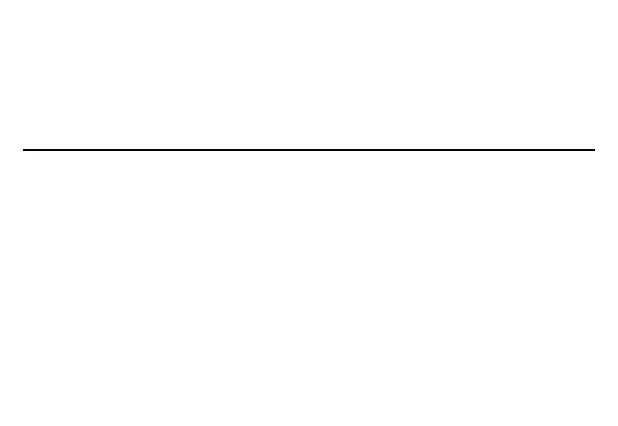
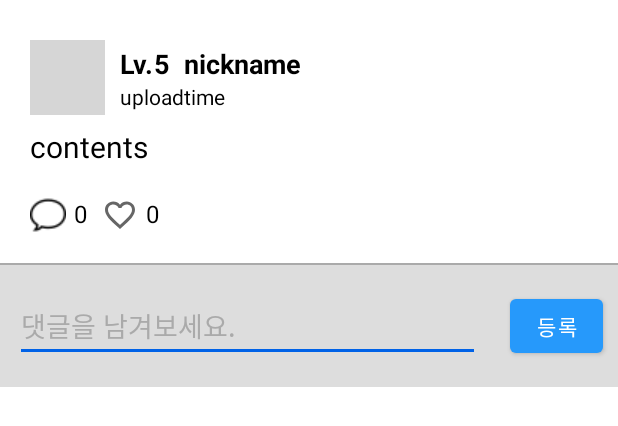
Before and after one commit to DW-K/A.S.K.-AnalysisStock-, an Android app: the layout activity_postview.xml on its own in the app's theme, with its tools: preview values and no code run, on a phone screen of 412 x 824 dp. Shown: the top 426 px of the screen. Run offline under Robolectric (Android 15) with nearby library versions, the phone set to English and light mode, and no system bars; grey boxes are pictures that could not be loaded.

Commit message:
Edit activity_postview.xml
- 레이아웃 전체적으로 수정
- 하단에 댓글 editText 추가

```diff
--- a/ask/app/src/main/java/com/gachon/ask/community/PostViewActivity.java
+++ b/ask/app/src/main/java/com/gachon/ask/community/PostViewActivity.java
@@ -58,9 +58,9 @@ public class PostViewActivity extends AppCompatActivity {
 
 
 //        TextView title = (TextView) findViewById(R.id.title);
-        TextView nickname = (TextView) findViewById(R.id.nickname);
-        TextView created_at = (TextView) findViewById(R.id.created_At);
-        TextView contents = (TextView) findViewById(R.id.contents);
+        TextView nickname = (TextView) findViewById(R.id.tv_nickname);
+        TextView created_at = (TextView) findViewById(R.id.tv_created_At);
+        TextView contents = (TextView) findViewById(R.id.tv_contents);
 
 
         DocumentReference docRef = db.collection("Posts").document(posts_id);
--- a/ask/app/src/main/res/layout/activity_login.xml
+++ b/ask/app/src/main/res/layout/activity_login.xml
@@ -24,6 +24,7 @@
         android:layout_gravity="center"
         android:textSize="13sp"
         android:textAlignment="center"
+        android:privateImeOptions="defaultInputmode=english"
         android:background="@drawable/edit_round"
         android:inputType="textEmailAddress"
         android:hint="E-mail"
--- a/ask/app/src/main/res/layout/activity_postview.xml
+++ b/ask/app/src/main/res/layout/activity_postview.xml
@@ -1,107 +1,186 @@
 <?xml version="1.0" encoding="utf-8"?>
 <ScrollView xmlns:android="http://schemas.android.com/apk/res/android"
     android:layout_width="match_parent"
-    android:layout_height="match_parent">
+    android:layout_height="match_parent"
+    xmlns:app="http://schemas.android.com/apk/res-auto"
+    xmlns:tools="http://schemas.android.com/tools">
 
     <LinearLayout
-        android:layout_width="match_parent"
+        android:layout_width="wrap_content"
         android:layout_height="wrap_content"
-        android:layout_marginLeft="15dp"
-        android:layout_marginTop="15dp"
-        android:layout_marginRight="15dp"
-
         android:orientation="vertical">
-
 
         <LinearLayout
             android:layout_width="match_parent"
             android:layout_height="wrap_content"
-            android:layout_marginTop="20dp"
-            android:orientation="horizontal">
+            android:layout_margin="20dp"
+            android:layout_marginBottom="30dp"
+            android:orientation="vertical">
+
+            <LinearLayout
+                android:layout_width="match_parent"
+                android:layout_height="wrap_content"
+                android:orientation="horizontal">
+
+
+                <ImageView
+                    android:id="@+id/profile_image"
+                    android:layout_width="50dp"
+                    android:layout_height="50dp"
+
+                    android:layout_gravity="center"
+                    tools:srcCompat="@tools:sample/avatars" />
+
+
+                <LinearLayout
+                    android:layout_width="match_parent"
+                    android:layout_height="wrap_content"
+                    android:layout_margin="10dp"
+                    android:orientation="vertical">
+
+                    <LinearLayout
+                        android:layout_width="wrap_content"
+                        android:layout_height="wrap_content">
+
+                        <TextView
+                            android:id="@+id/tv_level"
+                            android:layout_width="wrap_content"
+                            android:layout_height="wrap_content"
+                            android:layout_gravity="center"
+                            android:text="@string/Lv."
+                            android:textColor="@color/black"
+                            android:textSize="18sp"
+                            android:textStyle="bold" />
+
+                        <TextView
+                            android:id="@+id/level"
+                            android:layout_width="wrap_content"
+                            android:layout_height="wrap_content"
+                            android:layout_gravity="center"
+                            android:text="5"
+                            android:textColor="@color/black"
+                            android:textSize="18sp"
+                            android:textStyle="bold" />
+
+                        <TextView
+                            android:id="@+id/tv_nickname"
+                            android:layout_width="wrap_content"
+                            android:layout_height="wrap_content"
+                            android:layout_marginLeft="10dp"
+                            android:text="nickname"
+                            android:textColor="@color/black"
+                            android:textSize="18sp"
+                            android:textStyle="bold" />
+                    </LinearLayout>
+
+
+                    <TextView
+                        android:id="@+id/tv_created_At"
+                        android:layout_width="wrap_content"
+                        android:layout_height="wrap_content"
+                        android:layout_weight="1"
+                        android:gravity="right"
+                        android:text="uploadtime"
+                        android:textColor="@color/black"
+                        android:textSize="14sp" />
+
+
+                </LinearLayout>
+            </LinearLayout>
+
+
+            <TextView
+                android:id="@+id/tv_contents"
+                android:layout_width="match_parent"
+                android:layout_height="wrap_content"
+                android:text="contents"
+                android:textColor="@color/black"
+                android:textSize="20sp" />
 
 
             <LinearLayout
-                android:layout_width="200dp"
+                android:layout_width="match_parent"
                 android:layout_height="wrap_content"
-                android:layout_marginStart="10dp"
-                android:layout_marginLeft="10dp"
-                android:orientation="vertical">
+                android:layout_marginTop="20dp"
+                android:gravity="left">
+
+                <ImageView
+                    android:id="@+id/ic_comment"
+                    android:layout_width="wrap_content"
+                    android:layout_height="wrap_content"
+                    app:srcCompat="@drawable/ic_speech_bubble_border_24"
+                    tools:ignore="VectorDrawableCompat" />
 
                 <TextView
-                    android:id="@+id/nickname"
-                    android:layout_width="match_parent"
+                    android:id="@+id/comment_count"
+                    android:layout_width="wrap_content"
                     android:layout_height="wrap_content"
-                    android:gravity="left"
-                    android:textSize="20sp"
-                    android:textColor="@color/black"/>
+                    android:layout_marginLeft="5dp"
+                    android:text="0"
+                    android:textColor="@color/black"
+                    android:textSize="16dp" />
+
+
+                <ImageView
+                    android:id="@+id/ic_heart"
+                    android:layout_width="wrap_content"
+                    android:layout_height="wrap_content"
+                    android:layout_marginLeft="10dp"
+                    app:srcCompat="@drawable/baseline_favorite_border_24"
+                    tools:ignore="VectorDrawableCompat" />
 
                 <TextView
-                    android:id="@+id/created_At"
-                    android:layout_width="match_parent"
+                    android:id="@+id/heart_count"
+                    android:layout_width="wrap_content"
                     android:layout_height="wrap_content"
-                    android:layout_marginTop="5dp"
-                    android:gravity="left"
-                    android:textSize="15sp"
-                    android:textColor="@color/black"/>
+                    android:layout_marginLeft="5dp"
+                    android:text="0"
+                    android:textColor="@color/black"
+                    android:textSize="16dp" />
+
 
             </LinearLayout>
 
-            <View
-                android:layout_width="0dp"
-                android:layout_height="0dp"
-                android:layout_weight="1" />
+        </LinearLayout>
 
 
-        </LinearLayout>
 
-        <View
-            android:layout_width="match_parent"
-            android:layout_height="1dp"
-            android:layout_marginTop="10dp"
-            android:background="#090000" />
+    <View
+        android:id="@+id/view"
+        android:layout_width="match_parent"
+        android:layout_height="1dp"
+        android:background="@color/gray" />
 
-        <TextView
-            android:id="@+id/contents"
-            android:layout_width="match_parent"
-            android:layout_height="wrap_content"
-            android:layout_margin="10dp"
-            android:textColor="@color/black"
-            android:textSize="20sp" />
-
-<!--        <LinearLayout-->
-<!--            android:layout_width="match_parent"-->
-<!--            android:layout_height="wrap_content"-->
-<!--            android:layout_marginTop="20dp"-->
-<!--            android:layout_marginBottom="30dp"-->
-<!--            android:orientation="horizontal">-->
-
-<!--            <EditText-->
-<!--                android:id="@+id/host_comment"-->
-<!--                android:layout_width="236dp"-->
-<!--                android:layout_height="wrap_content"-->
-<!--                android:layout_gravity="center"-->
-<!--                android:layout_marginStart="5dp"-->
-<!--                android:layout_marginLeft="5dp"-->
-<!--                android:layout_weight="1"-->
-<!--                android:textSize="20sp"-->
-<!--                android:visibility="invisible"-->
-<!--                android:textColorHint="#555353"-->
-<!--                />-->
-
-<!--            <Button-->
-<!--                android:id="@+id/btn_join"-->
-<!--                android:layout_width="wrap_content"-->
-<!--                android:layout_height="wrap_content"-->
-<!--                android:layout_gravity="center"-->
-<!--                android:background="#F86C40"-->
-<!--                android:text="확인"-->
-<!--                android:textAlignment="center"-->
-<!--                android:textColor="@color/black"-->
-<!--                android:textSize="20dp" />-->
-
-<!--        </LinearLayout>-->
+    <LinearLayout
+        android:id="@+id/comment_layout"
+        android:layout_width="match_parent"
+        android:layout_height="wrap_content"
+        android:background="@color/light_gray">
 
 
+        <EditText
+            android:id="@+id/et_contents"
+            android:layout_width="wrap_content"
+            android:layout_height="wrap_content"
+            android:layout_gravity="center"
+            android:layout_margin="10dp"
+            android:layout_weight="5"
+            android:hint="@string/leave_comment"
+            android:privateImeOptions="defaultInputmode=korean"
+            android:textColor="@color/black"
+            android:textColorHint="@color/gray"
+            android:textSize="18sp" />
+
+        <Button
+            android:id="@+id/btn_send"
+            android:layout_width="30dp"
+            android:layout_height="wrap_content"
+            android:layout_gravity="center"
+            android:layout_margin="10dp"
+            android:layout_weight="1"
+            android:text="@string/btn_comment" />
+
+    </LinearLayout>
     </LinearLayout>
 
 </ScrollView>
--- a/ask/app/src/main/res/layout/fragment_mypage.xml
+++ b/ask/app/src/main/res/layout/fragment_mypage.xml
@@ -23,7 +23,7 @@
             android:layout_margin="10dp"
             android:layout_marginEnd="10dp"
             android:layout_marginRight="10dp"
-            android:text="마이페이지"
+            android:text="@string/mypage"
             android:textColor="@color/black"
             android:textSize="20dp"
             android:textStyle="bold"
@@ -45,6 +45,7 @@
 
 
         </View>
+
 
         <TextView
             android:id="@+id/username_title"
@@ -243,6 +244,16 @@
             app:layout_constraintHorizontal_bias="0.356"
             app:layout_constraintStart_toStartOf="@+id/progressBar" />
 
+        <Button
+            android:id="@+id/btn_editProfile"
+            android:layout_width="wrap_content"
+            android:layout_height="wrap_content"
+            android:layout_marginTop="20dp"
+            android:text="@string/edit_profile"
+            app:layout_constraintEnd_toEndOf="@+id/view_mypage_user"
+            app:layout_constraintStart_toEndOf="@+id/username_title"
+            app:layout_constraintTop_toBottomOf="@+id/mypage_user_background_image" />
+
 
     </androidx.constraintlayout.widget.ConstraintLayout>
 
--- a/ask/app/src/main/res/values/colors.xml
+++ b/ask/app/src/main/res/values/colors.xml
@@ -7,6 +7,7 @@
     <color name="teal_700">#FF018786</color>
     <color name="black">#FF000000</color>
     <color name="white">#FFFFFFFF</color>
+    <color name="light_gray">#FFDDDDDD</color>
     <color name="gray">#FFAAAAAA</color>
     <color name="main_color">#CEDEFF</color>
     <color name="text_color1">#2699FB</color>
--- a/ask/app/src/main/res/values/strings.xml
+++ b/ask/app/src/main/res/values/strings.xml
@@ -11,6 +11,8 @@
 
 
     <string name="no_post">작성된 글이 없습니다.</string>
+    <string name="leave_comment">댓글을 남겨보세요.</string>
+    <string name="btn_comment">등록</string>
 
     <string name="sentiment_analysis_info">키워드에 대한
         뉴스/SNS의
@@ -30,4 +32,10 @@
     <string name="ranking_weekly">주별</string>
     <string name="ranking_monthly">월별</string>
     <string name="ranking_season">시즌별</string>
+
+
+
+    <string name="mypage">마이페이지</string>
+    <string name="edit_profile">프로필 수정</string>
+    <string name="Lv.">Lv.</string>
 </resources>
```
Also changed, not shown: 23 other files.
